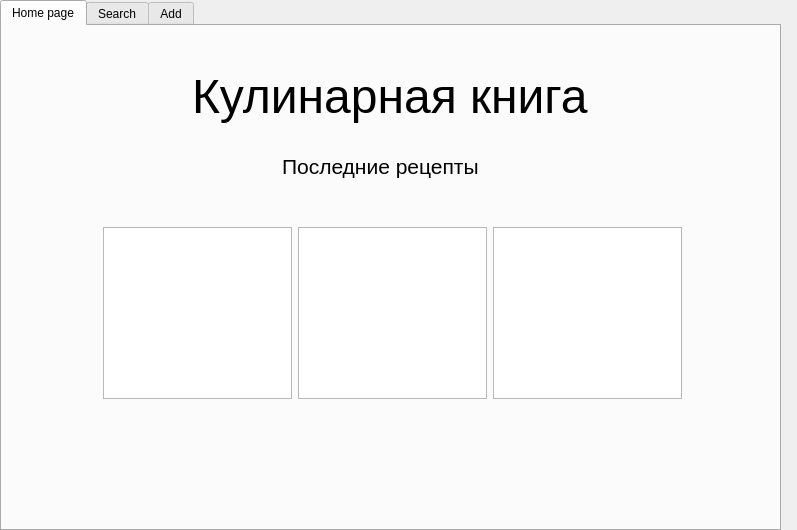
Before: the Qt Designer form mainwindow.ui in moevm/gui-1h2017-09, drawn with Qt 5.
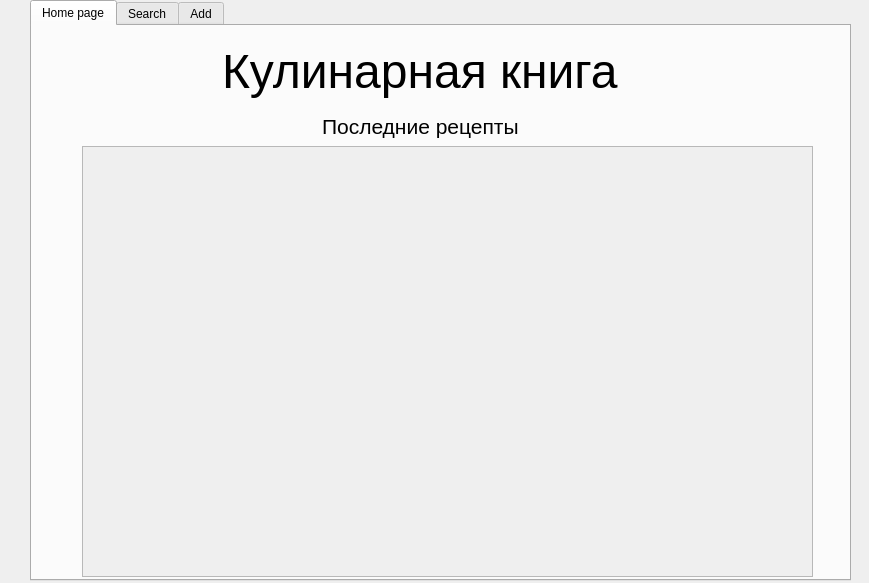
After: the same form once the commit is applied. The open tabs and pages were chosen to show the change.

What changed in the file:
```diff
--- a/mainwindow.ui
+++ b/mainwindow.ui
@@ -6,8 +6,8 @@
    <rect>
     <x>0</x>
     <y>0</y>
-    <width>797</width>
-    <height>530</height>
+    <width>869</width>
+    <height>583</height>
    </rect>
   </property>
   <property name="windowTitle">
@@ -20,12 +20,18 @@
     </property>
     <property name="geometry">
      <rect>
-      <x>0</x>
+      <x>30</x>
       <y>0</y>
-      <width>781</width>
-      <height>531</height>
+      <width>821</width>
+      <height>581</height>
      </rect>
     </property>
+    <property name="sizePolicy">
+     <sizepolicy hsizetype="Fixed" vsizetype="Maximum">
+      <horstretch>0</horstretch>
+      <verstretch>0</verstretch>
+     </sizepolicy>
+    </property>
     <property name="contextMenuPolicy">
      <enum>Qt::ActionsContextMenu</enum>
     </property>
@@ -42,7 +48,7 @@
         <x>190</x>
         <y>10</y>
         <width>441</width>
-        <height>121</height>
+        <height>71</height>
        </rect>
       </property>
       <property name="font">
@@ -57,8 +63,8 @@
      <widget class="QLabel" name="label_6">
       <property name="geometry">
        <rect>
-        <x>280</x>
-        <y>120</y>
+        <x>290</x>
+        <y>80</y>
         <width>211</width>
         <height>41</height>
        </rect>
@@ -72,26 +78,100 @@
        <string>Последние рецепты</string>
       </property>
      </widget>
-     <widget class="QWidget" name="layoutWidget">
+     <widget class="QScrollArea" name="scrollArea">
       <property name="geometry">
        <rect>
-        <x>90</x>
-        <y>190</y>
-        <width>601</width>
-        <height>194</height>
+        <x>50</x>
+        <y>120</y>
+        <width>731</width>
+        <height>431</height>
        </rect>
       </property>
-      <layout class="QGridLayout" name="gridLayout_2">
-       <item row="0" column="0">
-        <widget class="QGraphicsView" name="graphicsView_8"/>
-       </item>
-       <item row="0" column="1">
-        <widget class="QGraphicsView" name="graphicsView_9"/>
-       </item>
-       <item row="0" column="2">
-        <widget class="QGraphicsView" name="graphicsView_10"/>
-       </item>
-      </layout>
+      <property name="sizePolicy">
+       <sizepolicy hsizetype="Minimum" vsizetype="Minimum">
+        <horstretch>0</horstretch>
+        <verstretch>0</verstretch>
+       </sizepolicy>
+      </property>
+      <property name="sizeIncrement">
+       <size>
+        <width>100</width>
+        <height>105</height>
+       </size>
+      </property>
+      <property name="focusPolicy">
+       <enum>Qt::NoFocus</enum>
+      </property>
+      <property name="contextMenuPolicy">
+       <enum>Qt::NoContextMenu</enum>
+      </property>
+      <property name="lineWidth">
+       <number>20</number>
+      </property>
+      <property name="horizontalScrollBarPolicy">
+       <enum>Qt::ScrollBarAlwaysOff</enum>
+      </property>
+      <property name="sizeAdjustPolicy">
+       <enum>QAbstractScrollArea::AdjustToContentsOnFirstShow</enum>
+      </property>
+      <property name="widgetResizable">
+       <bool>true</bool>
+      </property>
+      <property name="alignment">
+       <set>Qt::AlignCenter</set>
+      </property>
+      <widget class="QWidget" name="scrollAreaWidgetContents">
+       <property name="geometry">
+        <rect>
+         <x>0</x>
+         <y>0</y>
+         <width>729</width>
+         <height>429</height>
+        </rect>
+       </property>
+       <property name="sizePolicy">
+        <sizepolicy hsizetype="Expanding" vsizetype="Expanding">
+         <horstretch>0</horstretch>
+         <verstretch>0</verstretch>
+        </sizepolicy>
+       </property>
+       <property name="contextMenuPolicy">
+        <enum>Qt::NoContextMenu</enum>
+       </property>
+       <property name="autoFillBackground">
+        <bool>false</bool>
+       </property>
+       <widget class="QWidget" name="verticalLayoutWidget_2">
+        <property name="geometry">
+         <rect>
+          <x>0</x>
+          <y>0</y>
+          <width>721</width>
+          <height>691</height>
+         </rect>
+        </property>
+        <layout class="QVBoxLayout" name="verticalLayout_last_rep">
+         <property name="spacing">
+          <number>15</number>
+         </property>
+         <property name="sizeConstraint">
+          <enum>QLayout::SetFixedSize</enum>
+         </property>
+         <property name="leftMargin">
+          <number>15</number>
+         </property>
+         <property name="topMargin">
+          <number>10</number>
+         </property>
+         <property name="rightMargin">
+          <number>10</number>
+         </property>
+         <property name="bottomMargin">
+          <number>15</number>
+         </property>
+        </layout>
+       </widget>
+      </widget>
      </widget>
     </widget>
     <widget class="QWidget" name="searchWidget">
```
Left out of the diff: 2 changed lines with no effect on the pictures.
